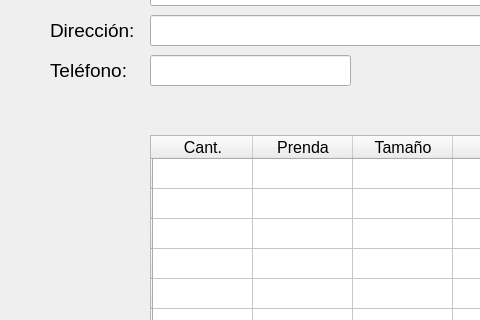
Qt form mainwindow.ui (germanbravolopez/laideal) before a commit; both pictures show x 0 to 480 and y 139 to 459 of the 1243 by 698 pixel window.
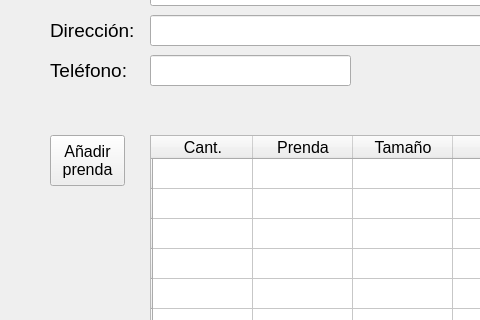
The same form after that commit.

Commit message: add button for more garments with new rows in the table and remove rows when reset

```diff
--- a/mainwindow.ui
+++ b/mainwindow.ui
@@ -541,6 +541,20 @@
      <bool>true</bool>
     </property>
    </widget>
+   <widget class="QPushButton" name="pb_add_row">
+    <property name="geometry">
+     <rect>
+      <x>50</x>
+      <y>250</y>
+      <width>75</width>
+      <height>51</height>
+     </rect>
+    </property>
+    <property name="text">
+     <string>Añadir
+prenda</string>
+    </property>
+   </widget>
   </widget>
   <widget class="QMenuBar" name="menubar">
    <property name="geometry">
```
The commit also changes 2 other files.
